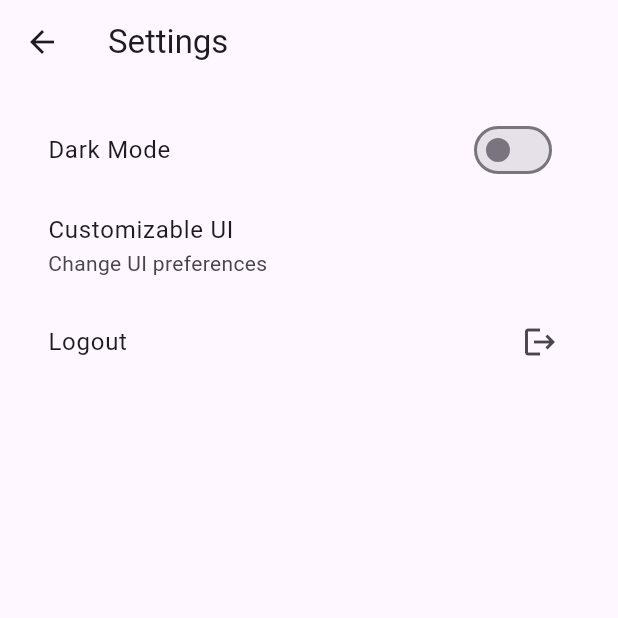
After one commit to hoangphuc2702/App_Note, a Flutter app: the SettingsScreen screen opened by its route, on a phone screen of 412 x 824 dp, the top half of it. The commit adds this screen. Run offline on Flutter 3.47's test engine with Material 3 defaults, Android fonts, the phone set to English and light mode, and no system bars; our stand-ins replace google_fonts, shared_preferences; accounts and stored records are empty.

Commit message:
add setting screen

```diff
--- a/lib/main.dart
+++ b/lib/main.dart
@@ -1,5 +1,9 @@
+import 'package:note_app/provider/theme_provider.dart';
 import 'package:note_app/screens/add_task_list.dart';
+import 'package:note_app/screens/custom_UI_screen.dart';
 import 'package:note_app/screens/edit_task_list.dart';
+import 'package:note_app/screens/home_screen.dart';
+import 'package:note_app/screens/setting_screen.dart';
 import 'package:note_app/screens/signin_screens.dart';
 import 'package:flutter/material.dart';
 import 'package:note_app/screens/splash_screen.dart';
@@ -7,19 +11,28 @@ import 'package:note_app/screens/task_list.dart';
 
 // Giả sử đây là màn hình Welcome
 import 'package:note_app/screens/welcome_screens.dart';
+import 'package:provider/provider.dart';
 
 void main() {
-  runApp(const MyApp(preferences: 'Default Preferences'));
+  runApp(
+    ChangeNotifierProvider(
+      create: (_) => ThemeProvider(),
+      child: MyApp(),
+    ),
+  );
 }
 
 class MyApp extends StatelessWidget {
-  const MyApp({super.key, required this.preferences});
-
-  final String preferences;
+  const MyApp({super.key});
 
   @override
   Widget build(BuildContext context) {
+    final themeProvider = Provider.of<ThemeProvider>(context);
+
     return MaterialApp(
+      theme: themeProvider.isDarkMode
+          ? ThemeData.dark()
+          : ThemeData.light(),
       debugShowCheckedModeBanner: false,
       title: 'App Note',
       home: SplashScreen(),
@@ -29,6 +42,9 @@ class MyApp extends StatelessWidget {
         LoginScreen.routeName: (context) => LoginScreen(),
         TaskListScreen.routeName: (context) => TaskListScreen(),
         AddTaskListScreen.routeName: (context) => AddTaskListScreen(),
+        SettingsScreen.routeName: (context) => SettingsScreen(),
+        HomeScreen.routeName: (context) => HomeScreen(),
+        CustomUiScreen.routeName: (context) => CustomUiScreen(),
       },
     );
   }
--- /dev/null
+++ b/lib/screens/setting_screen.dart
@@ -0,0 +1,66 @@
+import 'package:flutter/material.dart';
+import 'package:provider/provider.dart';
+import '../model/data_local/user_reference.dart';
+import '../provider/theme_provider.dart'; // Nơi chứa theme management
+
+class SettingsScreen extends StatefulWidget {
+  static const String routeName = '/settings';
+
+  @override
+  _SettingsScreenState createState() => _SettingsScreenState();
+}
+
+class _SettingsScreenState extends State<SettingsScreen> {
+  bool isDarkMode = false;
+
+  Future<void> _logout() async {
+    await UserPreferences.clearUserData();
+    Navigator.pushReplacementNamed(context, '/login');
+  }
+
+  @override
+  Widget build(BuildContext context) {
+    final themeProvider = Provider.of<ThemeProvider>(context);
+
+    return Scaffold(
+      appBar: AppBar(
+        title: Text('Settings'),
+      ),
+      body: Padding(
+        padding: const EdgeInsets.all(16.0),
+        child: Column(
+          crossAxisAlignment: CrossAxisAlignment.start,
+          children: [
+            // Chức năng Dark Mode
+            ListTile(
+              title: Text('Dark Mode'),
+              trailing: Switch(
+                value: themeProvider.isDarkMode,
+                onChanged: (value) {
+                  themeProvider.toggleTheme();
+                },
+              ),
+            ),
+
+            // Chức năng Customizable UI
+            ListTile(
+              title: Text('Customizable UI'),
+              subtitle: Text('Change UI preferences'),
+              onTap: () {
+                // Chuyển hướng đến trang tùy chỉnh UI nếu cần
+                Navigator.pushNamed(context, '/customizeUI');
+              },
+            ),
+
+            // Chức năng Logout
+            ListTile(
+              title: Text('Logout'),
+              trailing: Icon(Icons.logout),
+              onTap: _logout,
+            ),
+          ],
+        ),
+      ),
+    );
+  }
+}
--- a/lib/screens/signin_screens.dart
+++ b/lib/screens/signin_screens.dart
@@ -1,4 +1,5 @@
 import 'package:flutter/material.dart';
+import 'package:note_app/screens/home_screen.dart';
 import 'package:note_app/screens/task_list.dart';
 
 import '../data/api.dart';
@@ -29,7 +30,7 @@ class _LoginScreenState extends State<LoginScreen> {
 
     if (res == "true") {
       // Nếu đăng nhập thành công, chuyển đến TaskListScreen
-      Navigator.pushNamed(context, TaskListScreen.routeName);
+      Navigator.pushNamed(context, HomeScreen.routeName);
     } else {
       _showAddProgramFailDialog("Login fail", res);
     }
--- a/pubspec.yaml
+++ b/pubspec.yaml
@@ -18,6 +18,7 @@ dependencies:
   async: ^2.11.0
   shared_preferences: ^2.2.2
   http: ^1.2.1
+  provider: ^6.1.2
 
 dev_dependencies:
   flutter_test:
```
Also changed, not shown: lib/provider/theme_provider.dart (added, +29 -0 lines), lib/screens/bottom_navigation_bar.dart (deleted, +0 -56 lines), lib/screens/calendar_screen.dart (added, +34 -0 lines), lib/screens/custom_UI_screen.dart (added, +22 -0 lines), lib/screens/home_screen.dart (added, +60 -0 lines), lib/screens/splash_screen.dart (+15 -3 lines), lib/screens/task_list.dart (+7 -20 lines), lib/screens/welcome_screens.dart (+0 -18 lines).
